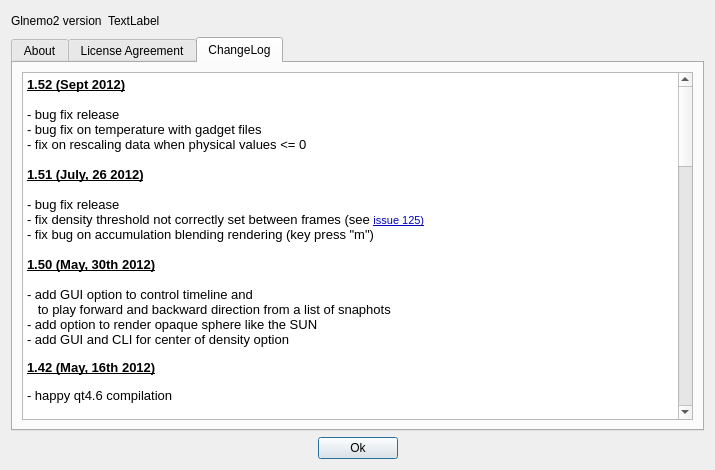
First picture: the form in src/formabout.ui, repository jcldc/glnemo2, before the edit.
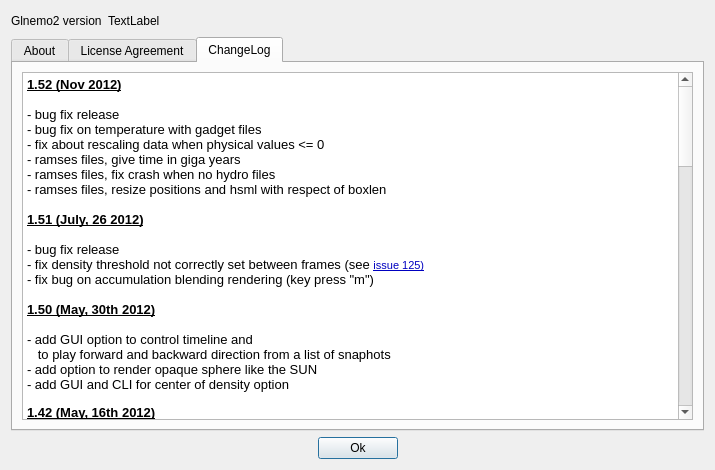
Second picture: the form after the edit. Icons and pictures are not drawn.

Commit message: update daily snapshot

What changed in the file:
```diff
--- a/src/formabout.ui
+++ b/src/formabout.ui
@@ -1027,11 +1027,14 @@
 &lt;table border=&quot;0&quot; style=&quot;-qt-table-type: root; margin-top:4px; margin-bottom:4px; margin-left:4px; margin-right:4px;&quot;&gt;
 &lt;tr&gt;
 &lt;td style=&quot;border: none;&quot;&gt;
-&lt;p style=&quot; margin-top:0px; margin-bottom:0px; margin-left:0px; margin-right:0px; -qt-block-indent:0; text-indent:0px;&quot;&gt;&lt;span style=&quot; font-size:10pt; font-weight:600; text-decoration: underline;&quot;&gt;1.52 (Sept 2012)&lt;/span&gt;&lt;/p&gt;
+&lt;p style=&quot; margin-top:0px; margin-bottom:0px; margin-left:0px; margin-right:0px; -qt-block-indent:0; text-indent:0px;&quot;&gt;&lt;span style=&quot; font-size:10pt; font-weight:600; text-decoration: underline;&quot;&gt;1.52 (Nov 2012)&lt;/span&gt;&lt;/p&gt;
 &lt;p style=&quot;-qt-paragraph-type:empty; margin-top:0px; margin-bottom:0px; margin-left:0px; margin-right:0px; -qt-block-indent:0; text-indent:0px; font-size:10pt; font-weight:600; text-decoration: underline;&quot;&gt;&lt;br /&gt;&lt;/p&gt;
 &lt;p style=&quot; margin-top:0px; margin-bottom:0px; margin-left:0px; margin-right:0px; -qt-block-indent:0; text-indent:0px;&quot;&gt;&lt;span style=&quot; font-size:10pt;&quot;&gt;- bug fix release&lt;/span&gt;&lt;/p&gt;
 &lt;p style=&quot; margin-top:0px; margin-bottom:0px; margin-left:0px; margin-right:0px; -qt-block-indent:0; text-indent:0px;&quot;&gt;&lt;span style=&quot; font-size:10pt;&quot;&gt;- bug fix on temperature with gadget files&lt;/span&gt;&lt;/p&gt;
-&lt;p style=&quot; margin-top:0px; margin-bottom:0px; margin-left:0px; margin-right:0px; -qt-block-indent:0; text-indent:0px;&quot;&gt;&lt;span style=&quot; font-size:10pt;&quot;&gt;- fix on rescaling data when physical values &amp;lt;= 0&lt;/span&gt;&lt;/p&gt;
+&lt;p style=&quot; margin-top:0px; margin-bottom:0px; margin-left:0px; margin-right:0px; -qt-block-indent:0; text-indent:0px;&quot;&gt;&lt;span style=&quot; font-size:10pt;&quot;&gt;- fix about rescaling data when physical values &amp;lt;= 0&lt;/span&gt;&lt;/p&gt;
+&lt;p style=&quot; margin-top:0px; margin-bottom:0px; margin-left:0px; margin-right:0px; -qt-block-indent:0; text-indent:0px;&quot;&gt;&lt;span style=&quot; font-size:10pt;&quot;&gt;- ramses files, give time in giga years&lt;/span&gt;&lt;/p&gt;
+&lt;p style=&quot; margin-top:0px; margin-bottom:0px; margin-left:0px; margin-right:0px; -qt-block-indent:0; text-indent:0px;&quot;&gt;&lt;span style=&quot; font-size:10pt;&quot;&gt;- ramses files, fix crash when no hydro files&lt;/span&gt;&lt;/p&gt;
+&lt;p style=&quot; margin-top:0px; margin-bottom:0px; margin-left:0px; margin-right:0px; -qt-block-indent:0; text-indent:0px;&quot;&gt;&lt;span style=&quot; font-size:10pt;&quot;&gt;- ramses files, resize positions and hsml with respect of boxlen&lt;/span&gt;&lt;/p&gt;
 &lt;p style=&quot;-qt-paragraph-type:empty; margin-top:0px; margin-bottom:0px; margin-left:0px; margin-right:0px; -qt-block-indent:0; text-indent:0px; font-size:10pt; font-weight:600; text-decoration: underline;&quot;&gt;&lt;br /&gt;&lt;/p&gt;
 &lt;p style=&quot; margin-top:0px; margin-bottom:0px; margin-left:0px; margin-right:0px; -qt-block-indent:0; text-indent:0px;&quot;&gt;&lt;span style=&quot; font-size:10pt; font-weight:600; text-decoration: underline;&quot;&gt;1.51 (July, 26 2012)&lt;/span&gt;&lt;/p&gt;
 &lt;p style=&quot;-qt-paragraph-type:empty; margin-top:0px; margin-bottom:0px; margin-left:0px; margin-right:0px; -qt-block-indent:0; text-indent:0px; font-size:10pt; font-weight:600; text-decoration: underline;&quot;&gt;&lt;br /&gt;&lt;/p&gt;
```
The commit also changes 1 other file.
